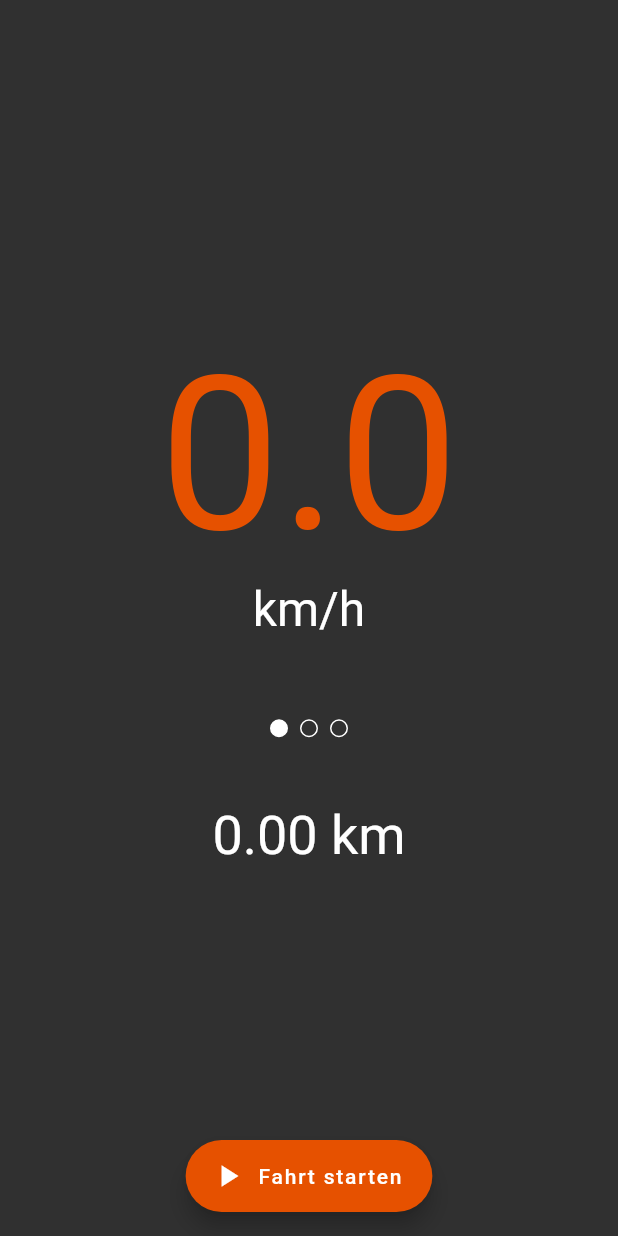
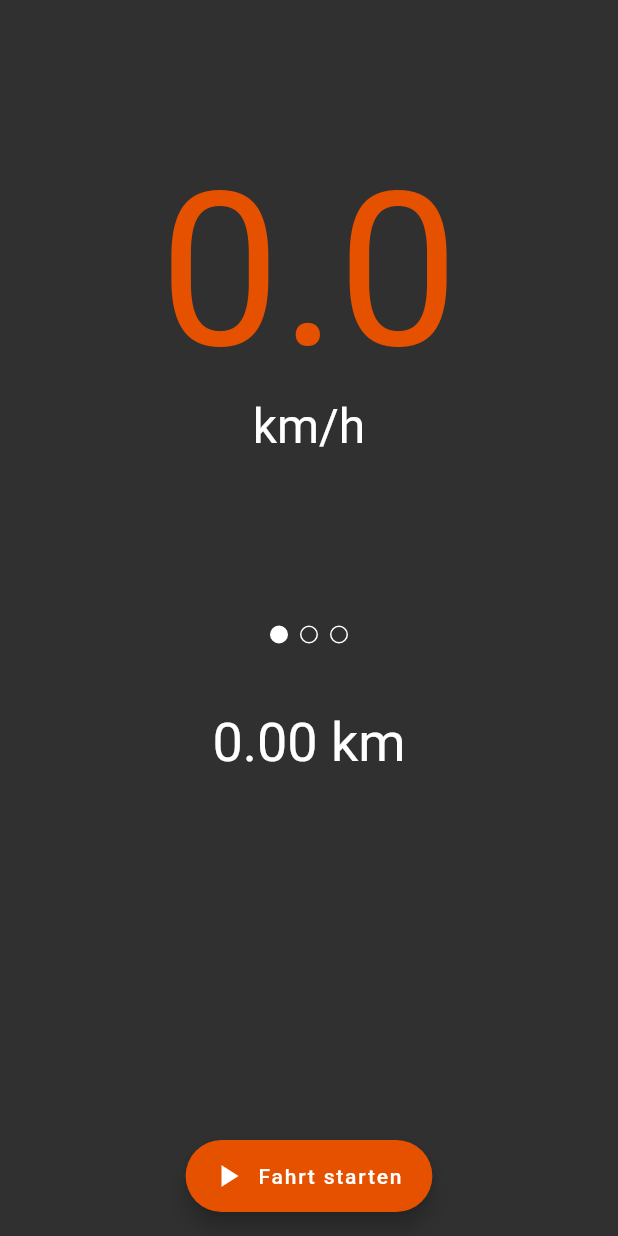
Before and after one commit to r-wittmann/tacho, a Flutter app: the first screen one second after launch, on a phone screen of 412 x 824 dp. Run offline on Flutter 3.47's test engine with Material 2 defaults, Android fonts, the phone set to English and light mode, and no system bars; our stand-ins replace location; missing offline and left inert: screen.

Commit message:
remove timer and update layout

```diff
--- a/lib/view/ContainerView.dart
+++ b/lib/view/ContainerView.dart
@@ -104,7 +104,6 @@ class ContainerViewState extends State<ContainerView> {
   Widget build(BuildContext context) {
     return Scaffold(
       body: Column(
-        mainAxisAlignment: MainAxisAlignment.center,
         children: <Widget>[
           CurrentSpeedView(_currentSpeed),
           TabView(_distanceTraveled, _stopwatch),
--- a/lib/view/CurrentSpeedView.dart
+++ b/lib/view/CurrentSpeedView.dart
@@ -7,7 +7,9 @@ class CurrentSpeedView extends StatelessWidget {
 
   @override
   Widget build(BuildContext context) {
-    return Column(
+    return Padding(
+      padding: EdgeInsets.symmetric(vertical: 96.0),
+      child: Column(
         children: <Widget>[
           Text(
             (_currentSpeed * 3.6).toStringAsFixed(1),
@@ -20,8 +22,8 @@ class CurrentSpeedView extends StatelessWidget {
             'km/h',
             style: TextStyle(fontSize: 32),
           ),
-        SizedBox(height: 36)
         ],
+      ),
     );
   }
 }
--- a/lib/view/TabView.dart
+++ b/lib/view/TabView.dart
@@ -1,5 +1,3 @@
-import 'dart:async';
-
 import 'package:flutter/material.dart';
 import 'package:tacho/view/AverageSpeedView.dart';
 import 'package:tacho/view/DistanceTraveledView.dart';
@@ -17,20 +15,16 @@ class TabView extends StatefulWidget {
 
 class TabViewState extends State<TabView> with SingleTickerProviderStateMixin {
   TabController _tabController;
-  Timer _timer;
 
   @override
   void initState() {
     super.initState();
     _tabController = TabController(vsync: this, length: 3);
-    _timer =
-        Timer.periodic(Duration(seconds: 5), (Timer t) => _tabController.animateTo((_tabController.index + 1) % 3));
   }
 
   @override
   void dispose() {
     _tabController.dispose();
-    _timer.cancel();
     super.dispose();
   }
 
```
Lines whose indentation alone changed are shown as unchanged.
